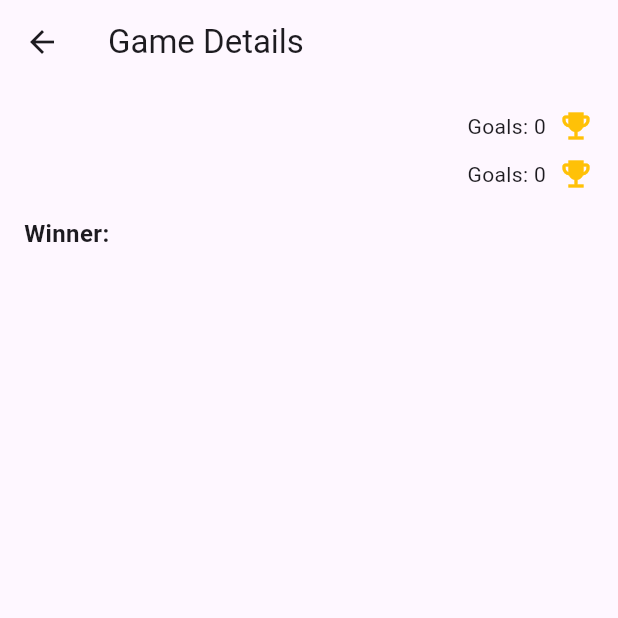
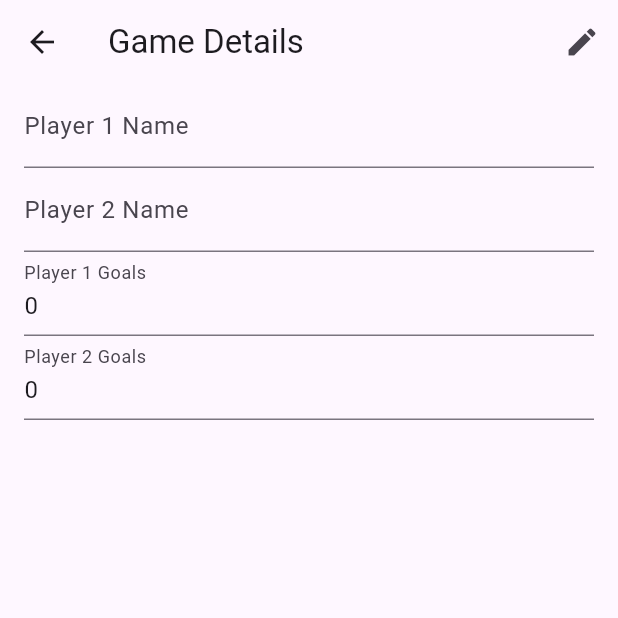
Before and after one commit to eddiesTime/fta, a Flutter app: the GameResultDetailPage screen opened directly with empty values, on a phone screen of 412 x 824 dp, the top half of it. Run offline on Flutter 3.47's test engine with Material 3 defaults, Android fonts, the light colour scheme and no system bars; our stand-ins replace bloc, equatable, flutter_bloc, shared_preferences; accounts and stored records are empty.

Commit message:
Add logic to edit a game result

```diff
--- a/lib/domain/models/game_result.dart
+++ b/lib/domain/models/game_result.dart
@@ -1,10 +1,11 @@
+import 'package:equatable/equatable.dart';
 import 'package:json_annotation/json_annotation.dart';
 import 'package:uuid/uuid.dart';
 
 part 'game_result.g.dart';
 
 @JsonSerializable()
-class GameResult {
+class GameResult extends Equatable {
   final String id;
   final String player1Name;
   final String player2Name;
@@ -30,4 +31,29 @@ class GameResult {
       _$GameResultFromJson(json);
 
   Map<String, dynamic> toJson() => _$GameResultToJson(this);
+
+  GameResult copyWith({
+    String? id,
+    String? player1Name,
+    String? player2Name,
+    int? player1Goals,
+    int? player2Goals,
+  }) {
+    return GameResult(
+      id: id ?? this.id,
+      player1Name: player1Name ?? this.player1Name,
+      player2Name: player2Name ?? this.player2Name,
+      player1Goals: player1Goals ?? this.player1Goals,
+      player2Goals: player2Goals ?? this.player2Goals,
+    );
+  }
+
+  @override
+  List<Object?> get props => [
+    id,
+    player1Name,
+    player2Name,
+    player1Goals,
+    player2Goals,
+  ];
 }
--- a/lib/presentation/add_or_edit_game_result/add_or_edit_game_result_page.dart
+++ b/lib/presentation/add_or_edit_game_result/add_or_edit_game_result_page.dart
@@ -7,7 +7,12 @@ import 'package:foosball_tournament_app/presentation/util/widgets/app_snack_bars
 
 class AddOrEditGameResultPage extends StatelessWidget {
   final GameResult? initialGameResult;
-  const AddOrEditGameResultPage({super.key, this.initialGameResult});
+  final bool isEditMode;
+  const AddOrEditGameResultPage({
+    super.key,
+    this.initialGameResult,
+    this.isEditMode = false,
+  });
 
   @override
   Widget build(BuildContext context) {
@@ -16,13 +21,14 @@ class AddOrEditGameResultPage extends StatelessWidget {
         resultRepository: context.read<SharedPrefsGameResultRepository>(),
         result: initialGameResult,
       ),
-      child: _AddOrEditGameResultView(),
+      child: _AddOrEditGameResultView(isEditMode: isEditMode),
     );
   }
 }
 
 class _AddOrEditGameResultView extends StatefulWidget {
-  const _AddOrEditGameResultView();
+  final bool isEditMode;
+  const _AddOrEditGameResultView({this.isEditMode = false});
 
   @override
   State<_AddOrEditGameResultView> createState() =>
@@ -74,17 +80,25 @@ class _AddOrEditGameResultViewState extends State<_AddOrEditGameResultView> {
     }
 
     final cubit = context.read<AddOrEditGameResultCubit>();
+
+    if (initialGameResult == null) {
       final result = GameResult(
         player1Name: player1NameController.text,
         player2Name: player2NameController.text,
         player1Goals: int.tryParse(player1GoalsController.text) ?? 0,
         player2Goals: int.tryParse(player2GoalsController.text) ?? 0,
       );
-
-    if (initialGameResult == null) {
       cubit.addGameResult(result);
     } else {
-      cubit.editGameResult(result);
+      final currentGameResult = initialGameResult!.copyWith(
+        player1Name: player1NameController.text,
+        player2Name: player2NameController.text,
+        player1Goals: int.tryParse(player1GoalsController.text) ?? 0,
+        player2Goals: int.tryParse(player2GoalsController.text) ?? 0,
+      );
+      if (currentGameResult != initialGameResult) {
+        cubit.editGameResult(currentGameResult);
+      }
     }
     FocusScope.of(context).unfocus();
   }
@@ -122,6 +136,7 @@ class _AddOrEditGameResultViewState extends State<_AddOrEditGameResultView> {
               children: [
                 TextFormField(
                   controller: player1NameController,
+                  readOnly: !widget.isEditMode,
                   decoration: const InputDecoration(labelText: 'Player 1 Name'),
                   validator: (value) {
                     if (value == null || value.isEmpty) {
@@ -135,6 +150,7 @@ class _AddOrEditGameResultViewState extends State<_AddOrEditGameResultView> {
                 ),
                 TextFormField(
                   controller: player2NameController,
+                  readOnly: !widget.isEditMode,
                   decoration: const InputDecoration(labelText: 'Player 2 Name'),
                   validator: (value) {
                     if (value == null || value.isEmpty) {
@@ -148,6 +164,7 @@ class _AddOrEditGameResultViewState extends State<_AddOrEditGameResultView> {
                 ),
                 TextFormField(
                   controller: player1GoalsController,
+                  readOnly: !widget.isEditMode,
                   keyboardType: TextInputType.number,
                   decoration: const InputDecoration(
                     labelText: 'Player 1 Goals',
@@ -174,6 +191,7 @@ class _AddOrEditGameResultViewState extends State<_AddOrEditGameResultView> {
                 ),
                 TextFormField(
                   controller: player2GoalsController,
+                  readOnly: !widget.isEditMode,
                   keyboardType: TextInputType.number,
                   decoration: const InputDecoration(
                     labelText: 'Player 2 Goals',
@@ -198,11 +216,19 @@ class _AddOrEditGameResultViewState extends State<_AddOrEditGameResultView> {
                   },
                 ),
                 const SizedBox(height: 24),
+                if (initialGameResult == null) ...[
                   ElevatedButton(
                     onPressed: _onButtonTapped,
-                  child: Text(initialGameResult == null ? 'Save' : 'Update'),
+                    child: Text('Save'),
                   ),
                   ElevatedButton(onPressed: _clearFields, child: Text('Clear')),
+                ],
+                if (widget.isEditMode) ...[
+                  ElevatedButton(
+                    onPressed: _onButtonTapped,
+                    child: Text('Update'),
+                  ),
+                ],
               ],
             ),
           ),
--- a/lib/presentation/game_results_list/game_result_detail/game_result_detail_page.dart
+++ b/lib/presentation/game_results_list/game_result_detail/game_result_detail_page.dart
@@ -1,52 +1,37 @@
 import 'package:flutter/material.dart';
 import 'package:foosball_tournament_app/domain/models/game_result.dart';
+import 'package:foosball_tournament_app/presentation/add_or_edit_game_result/add_or_edit_game_result_page.dart';
 
-class GameResultDetailPage extends StatelessWidget {
+class GameResultDetailPage extends StatefulWidget {
   final GameResult result;
 
   const GameResultDetailPage({super.key, required this.result});
 
   @override
+  State<GameResultDetailPage> createState() => _GameResultDetailPageState();
+}
+
+class _GameResultDetailPageState extends State<GameResultDetailPage> {
+  bool _editMode = false;
+  void _toggleEditMode() {
+    setState(() {
+      _editMode = !_editMode;
+    });
+  }
+
+  @override
   Widget build(BuildContext context) {
     return Scaffold(
-      appBar: AppBar(title: const Text('Game Details')),
-      body: Padding(
-        padding: const EdgeInsets.all(16.0),
-        child: Column(
-          crossAxisAlignment: CrossAxisAlignment.start,
-          children: [
-            _buildPlayerRow(
-              result.player1Name,
-              result.player1Goals,
-              result.winner == result.player1Name,
-            ),
-            const SizedBox(height: 8),
-            _buildPlayerRow(
-              result.player2Name,
-              result.player2Goals,
-              result.winner == result.player2Name,
-            ),
-            const SizedBox(height: 16),
-            Text(
-              'Winner: ${result.winner}',
-              style: const TextStyle(fontWeight: FontWeight.bold, fontSize: 16),
-            ),
-          ],
-        ),
+      appBar: AppBar(
+        title: const Text('Game Details'),
+        actions: [
+          IconButton(onPressed: _toggleEditMode, icon: Icon(Icons.edit)),
+        ],
+      ),
+      body: AddOrEditGameResultPage(
+        initialGameResult: widget.result,
+        isEditMode: _editMode,
       ),
     );
   }
-
-  Widget _buildPlayerRow(String name, int goals, bool isWinner) {
-    return Row(
-      children: [
-        Expanded(child: Text(name, style: const TextStyle(fontSize: 16))),
-        Text('Goals: $goals'),
-        if (isWinner) ...[
-          const SizedBox(width: 8),
-          const Icon(Icons.emoji_events, color: Colors.amber),
-        ],
-      ],
-    );
-  }
 }
--- a/lib/presentation/home_page.dart
+++ b/lib/presentation/home_page.dart
@@ -29,7 +29,10 @@ class _HomePageState extends State<HomePage> {
   Widget build(BuildContext context) {
     return Scaffold(
       appBar: AppBar(title: Text(_selectedIndex == 0 ? 'Add Game' : 'Results')),
-      body: _pages[_selectedIndex],
+      body: Padding(
+        padding: EdgeInsetsGeometry.symmetric(horizontal: 16),
+        child: _pages[_selectedIndex],
+      ),
       bottomNavigationBar: BottomNavigationBar(
         currentIndex: _selectedIndex,
         onTap: _onItemTapped,
```
Also changed, not shown: lib/presentation/game_results_list/game_results_list_page.dart (+8 -2 lines), 1 other file. Lines whose indentation alone changed are shown as unchanged.
